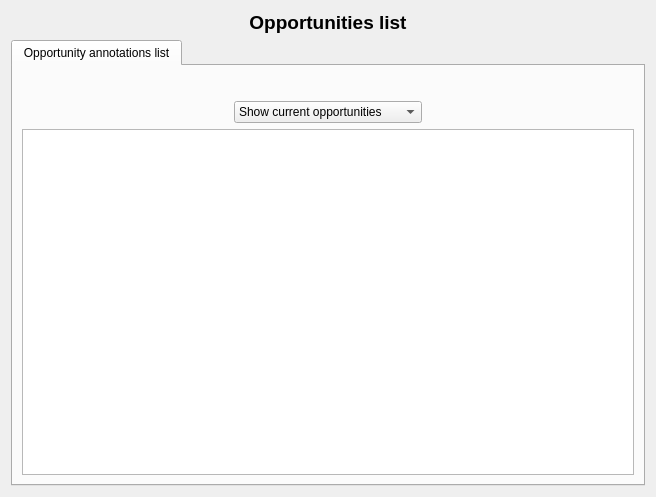
Above: xulpymoney/ui/wdgOpportunities.ui from turulomio/xulpymoney before the change. Below: the same form after it.
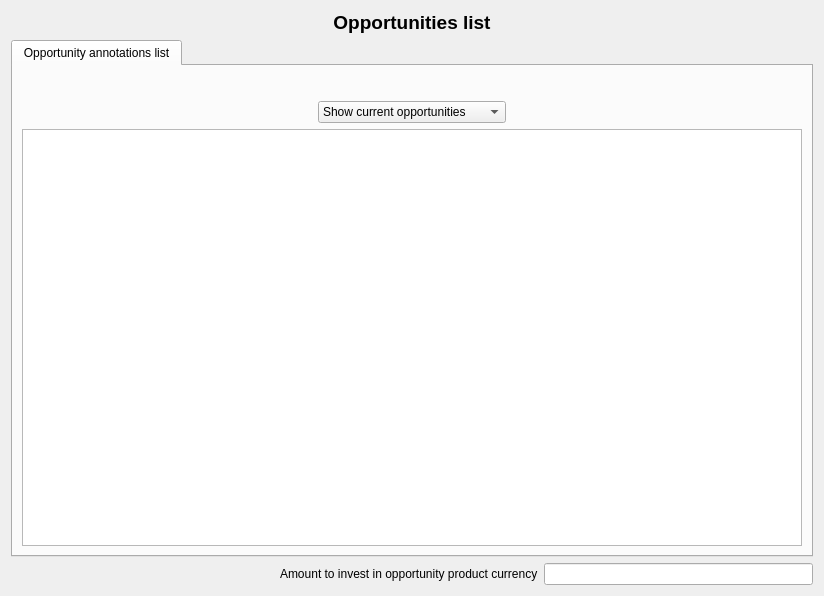
That is the form after the change. Icons and pictures are not drawn. Custom widgets are drawn as their Qt base class.

Commit message: Added opportunity graph. Fixes #49

```diff
--- a/xulpymoney/ui/wdgOpportunities.ui
+++ b/xulpymoney/ui/wdgOpportunities.ui
@@ -6,15 +6,15 @@
    <rect>
     <x>0</x>
     <y>0</y>
-    <width>656</width>
-    <height>497</height>
+    <width>824</width>
+    <height>596</height>
    </rect>
   </property>
   <property name="windowIcon">
    <iconset resource="../images/xulpymoney.qrc">
     <normaloff>:/xulpymoney/bank.png</normaloff>:/xulpymoney/bank.png</iconset>
   </property>
-  <layout class="QHBoxLayout" name="horizontalLayout_4">
+  <layout class="QHBoxLayout" name="horizontalLayout_5">
    <item>
     <layout class="QVBoxLayout" name="verticalLayout_2">
      <item>
@@ -181,6 +181,37 @@
        </widget>
       </widget>
      </item>
+     <item>
+      <layout class="QHBoxLayout" name="horizontalLayout_4">
+       <item>
+        <spacer name="horizontalSpacer_5">
+         <property name="orientation">
+          <enum>Qt::Horizontal</enum>
+         </property>
+         <property name="sizeHint" stdset="0">
+          <size>
+           <width>40</width>
+           <height>20</height>
+          </size>
+         </property>
+        </spacer>
+       </item>
+       <item>
+        <widget class="QLabel" name="label">
+         <property name="text">
+          <string>Amount to invest in opportunity product currency</string>
+         </property>
+        </widget>
+       </item>
+       <item>
+        <widget class="myQLineEdit" name="txtInvest">
+         <property name="alignment">
+          <set>Qt::AlignRight|Qt::AlignTrailing|Qt::AlignVCenter</set>
+         </property>
+        </widget>
+       </item>
+      </layout>
+     </item>
     </layout>
    </item>
   </layout>
@@ -269,6 +300,11 @@
    <header location="global">wdgYear</header>
    <container>1</container>
   </customwidget>
+  <customwidget>
+   <class>myQLineEdit</class>
+   <extends>QLineEdit</extends>
+   <header location="global">myqlineedit</header>
+  </customwidget>
  </customwidgets>
  <resources>
   <include location="../images/xulpymoney.qrc"/>
```
Left out of the diff: 4 changed lines with no effect on the pictures. The commit also changes 5 other files.
